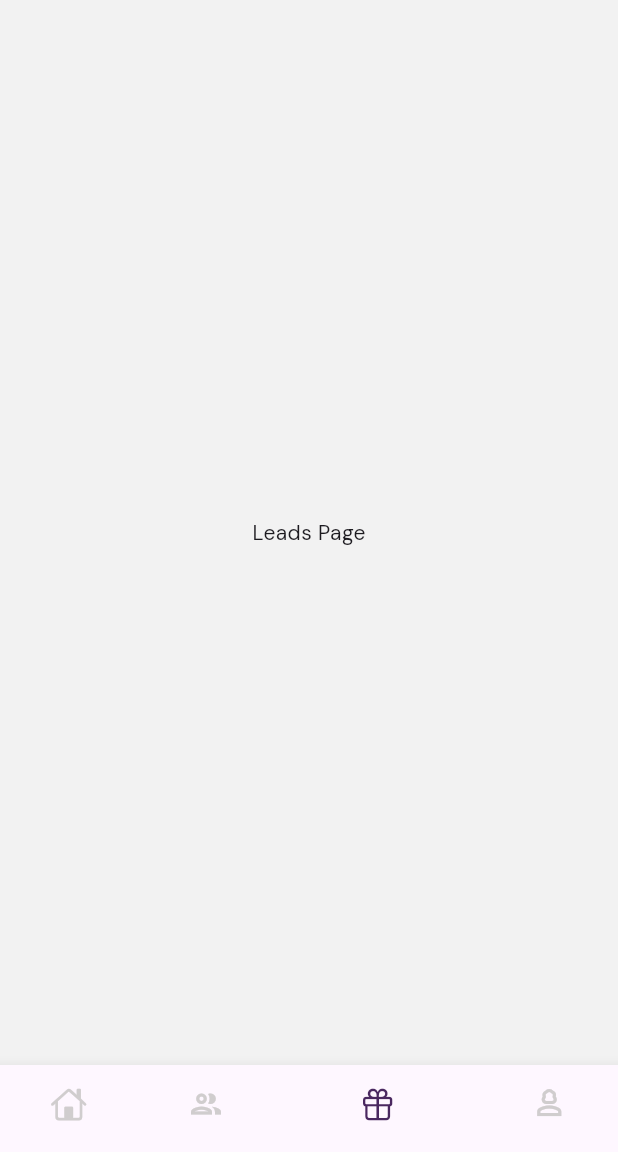
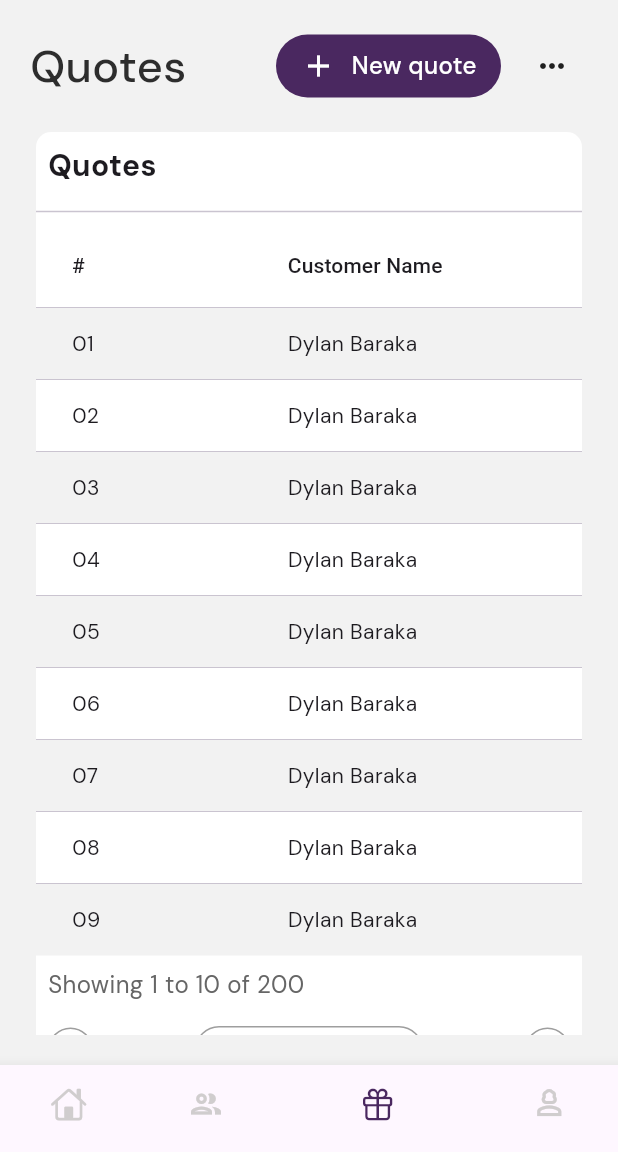
Before and after one commit to ekbaya/denstu-lms, a Flutter app: the HomePage screen opened directly, item 3 of the bottom bar chosen, on a phone screen of 412 x 824 dp, the part 84-1236 px from its top. Run offline on Flutter 3.47's test engine with Material 3 defaults, Android fonts, the phone set to English and light mode, and no system bars; drawn by our look-alikes of easy_search_bar; our stand-ins replace charts_flutter, google_fonts, percent_indicator; network calls fail.

Commit message:
leads and quotes

```diff
--- a/lib/constants/colors.dart
+++ b/lib/constants/colors.dart
@@ -12,3 +12,4 @@ Color blueColor = const Color(0xff387EA1);
 Color deepBlueColor = const Color(0xff4339F2);
 Color greenShadeColor = const Color(0xff02A0FC);
 Color creditCardsColor = const Color(0xff59BFA3);
+Color greyColor = const Color(0xff666666);
--- /dev/null
+++ b/lib/models/chartdata.dart
@@ -0,0 +1,6 @@
+class ChartData {
+  final int month;
+  final int value;
+
+  ChartData(this.month, this.value);
+}
--- a/lib/pages/home.dart
+++ b/lib/pages/home.dart
@@ -1,6 +1,8 @@
 import 'package:dentsu_lms/constants/colors.dart';
 import 'package:dentsu_lms/constants/funtions.dart';
 import 'package:dentsu_lms/widgets/home.dart';
+import 'package:dentsu_lms/widgets/leadsPage.dart';
+import 'package:dentsu_lms/widgets/quotes.dart';
 import 'package:flutter/cupertino.dart';
 import 'package:flutter/material.dart';
 import 'package:easy_search_bar/easy_search_bar.dart';
@@ -16,11 +18,11 @@ class HomePage extends StatefulWidget {
 class _HomePageState extends State<HomePage> {
   int _selectedIndex = 0;
 
-  static List<Widget> _widgetOptions = <Widget>[
-    HomeWidget(),
-    Text('Group Page'),
-    Text('Leads Page'),
-    Text('Profile Page'),
+  static final List<Widget> _widgetOptions = <Widget>[
+    const HomeWidget(),
+    const LeadsPage(),
+    const QuotesPage(),
+    const Text('Profile Page'),
   ];
 
   void _onItemTapped(int index) {
--- a/lib/utilities/functions.dart
+++ b/lib/utilities/functions.dart
@@ -13,3 +13,7 @@ Color getColor(String category) {
       return Colors.grey;
   }
 }
+
+bool isEven(int number) {
+  return number % 2 == 0;
+}
--- /dev/null
+++ b/lib/widgets/dataTable.dart
@@ -0,0 +1,162 @@
+import 'package:dentsu_lms/constants/colors.dart';
+import 'package:dentsu_lms/constants/funtions.dart';
+import 'package:dentsu_lms/utilities/functions.dart';
+import 'package:flutter/material.dart';
+
+class DataTableWithPagination extends StatefulWidget {
+  final String title;
+  final String tag;
+  final String person;
+  const DataTableWithPagination(
+      {super.key,
+      required this.title,
+      required this.tag,
+      required this.person});
+
+  @override
+  // ignore: library_private_types_in_public_api
+  _DataTableWithPaginationState createState() =>
+      _DataTableWithPaginationState();
+}
+
+class _DataTableWithPaginationState extends State<DataTableWithPagination> {
+  int currentPage = 1;
+
+  @override
+  Widget build(BuildContext context) {
+    return Container(
+      margin: const EdgeInsets.symmetric(horizontal: 4),
+      decoration: BoxDecoration(
+          color: Colors.white, borderRadius: BorderRadius.circular(10)),
+      child: Column(
+        crossAxisAlignment: CrossAxisAlignment.stretch,
+        children: [
+          Padding(
+            padding: const EdgeInsets.all(8.0),
+            child: Text(
+              widget.title,
+              style: const TextStyle(
+                fontSize: 20.0,
+                fontWeight: FontWeight.bold,
+              ),
+            ),
+          ),
+          const Divider(),
+          DataTable(
+            dividerThickness: 0,
+            columns: const [
+              DataColumn(label: Text('#')),
+              DataColumn(label: Text('Customer Name')),
+            ],
+            rows: List.generate(
+              9,
+              (index) => DataRow(
+                  color: MaterialStateProperty.resolveWith<Color?>(
+                    (Set<MaterialState> states) {
+                      if (isEven(index + 1)) {
+                        return Colors.white;
+                      }
+                      return backgroundColor;
+                    },
+                  ),
+                  cells: [
+                    DataCell(Text('0${index + 1}')),
+                    DataCell(Text(widget.person)),
+                  ]),
+            ),
+          ),
+          Padding(
+            padding: const EdgeInsets.all(8.0),
+            child: Text(
+              "Showing 1 to 10 of 200",
+              style: fontStyle(
+                  fontSize: 16, color: greyColor, fontWeight: FontWeight.w400),
+            ),
+          ),
+          Padding(
+            padding: const EdgeInsets.all(8.0),
+            child: Row(
+              mainAxisAlignment: MainAxisAlignment.spaceBetween,
+              children: [
+                GestureDetector(
+                  onTap: () {
+                    currentPage > 1
+                        ? () => setState(() => currentPage--)
+                        : null;
+                  },
+                  child: Container(
+                    width: 30,
+                    height: 30,
+                    decoration: BoxDecoration(
+                        shape: BoxShape.circle,
+                        color: Colors.white, // Change color as needed
+                        border: Border.all(color: Colors.grey)),
+                    child: const Center(
+                      child: Icon(
+                        Icons.arrow_back_ios,
+                        size: 15,
+                      ),
+                    ),
+                  ),
+                ),
+                Container(
+                  padding:
+                      const EdgeInsets.symmetric(horizontal: 5, vertical: 5),
+                  decoration: BoxDecoration(
+                    border: Border.all(color: Colors.grey),
+                    borderRadius: BorderRadius.circular(20),
+                  ),
+                  child: Row(
+                    mainAxisSize: MainAxisSize.min,
+                    children: List.generate(
+                      5, // Total pages
+                      (index) => Padding(
+                        padding: const EdgeInsets.symmetric(horizontal: 4.0),
+                        child: CircleAvatar(
+                          radius: 10,
+                          backgroundColor: currentPage == index + 1
+                              ? primaryColor
+                              : Colors.white,
+                          child: Text(
+                            '${index + 1}',
+                            style: TextStyle(
+                                color: currentPage == index + 1
+                                    ? Colors.white
+                                    : Colors.black,
+                                fontSize: currentPage == index + 1 ? 8 : 16),
+                          ),
+                        ),
+                      ),
+                    ),
+                  ),
+                ),
+                GestureDetector(
+                  onTap: () {
+                    currentPage < 5
+                        ? () => setState(() => currentPage++)
+                        : null;
+                  },
+                  child: Container(
+                    width: 30,
+                    height: 30,
+                    decoration: BoxDecoration(
+                      shape: BoxShape.circle,
+                      color: Colors.white, // Change color as needed
+                      border: Border.all(color: Colors.grey),
+                    ),
+                    child: const Center(
+                      child: Icon(
+                        Icons.arrow_forward_ios,
+                        size: 15,
+                      ),
+                    ),
+                  ),
+                ),
+              ],
+            ),
+          ),
+        ],
+      ),
+    );
+  }
+}
--- /dev/null
+++ b/lib/widgets/quotes.dart
@@ -0,0 +1,39 @@
+import 'package:dentsu_lms/constants/funtions.dart';
+import 'package:flutter/material.dart';
+
+import 'dataTable.dart';
+import 'titleBar.dart';
+
+class QuotesPage extends StatelessWidget {
+  const QuotesPage({super.key});
+
+  @override
+  Widget build(BuildContext context) {
+    return Container(
+      margin: const EdgeInsets.all(20.0),
+      width: getWidth(context),
+      height: getHeight(context),
+      child: SingleChildScrollView(
+        child: Column(
+          mainAxisAlignment: MainAxisAlignment.start,
+          crossAxisAlignment: CrossAxisAlignment.start,
+          children: [
+            PageTitleBar(
+              title: 'Quotes',
+              buttonText: 'New quote',
+              onAddButtonClicked: () {},
+            ),
+            const SizedBox(
+              height: 20,
+            ),
+            const DataTableWithPagination(
+              title: 'Quotes',
+              tag: 'quotes',
+              person: 'Dylan Baraka',
+            )
+          ],
+        ),
+      ),
+    );
+  }
+}
--- /dev/null
+++ b/lib/widgets/titleBar.dart
@@ -0,0 +1,90 @@
+import 'package:dentsu_lms/constants/colors.dart';
+import 'package:dentsu_lms/constants/funtions.dart';
+import 'package:flutter/foundation.dart';
+import 'package:flutter/material.dart';
+import 'package:flutter/widgets.dart';
+
+class PageTitleBar extends StatelessWidget {
+  final String title;
+  final String buttonText;
+  final Function onAddButtonClicked;
+  const PageTitleBar({
+    super.key,
+    required this.title,
+    required this.buttonText,
+    required this.onAddButtonClicked,
+  });
+
+  @override
+  Widget build(BuildContext context) {
+    return Row(
+      mainAxisAlignment: MainAxisAlignment.spaceBetween,
+      children: [
+        Text(
+          title,
+          style: fontStyle(
+              fontSize: 30, fontWeight: FontWeight.w500, color: textColor),
+        ),
+        Row(
+          mainAxisSize: MainAxisSize.min,
+          children: [
+            GestureDetector(
+              onTap: () => onAddButtonClicked.call(),
+              child: Container(
+                width: 150,
+                height: 42,
+                decoration: BoxDecoration(
+                  color: primaryColor,
+                  borderRadius: BorderRadius.circular(90),
+                ),
+                child: Center(
+                  child: Row(
+                    mainAxisSize: MainAxisSize.min,
+                    children: [
+                      const Icon(
+                        Icons.add,
+                        color: Colors.white,
+                      ),
+                      const SizedBox(
+                        width: 10,
+                      ),
+                      Text(
+                        buttonText,
+                        style: fontStyle(color: Colors.white, fontSize: 16),
+                      )
+                    ],
+                  ),
+                ),
+              ),
+            ),
+            const SizedBox(
+              width: 10,
+            ),
+            PopupMenuButton<String>(
+              icon: const Icon(Icons.more_horiz),
+              onSelected: (String value) {
+                if (kDebugMode) {
+                  print('Selected: $value');
+                }
+              },
+              itemBuilder: (BuildContext context) => <PopupMenuEntry<String>>[
+                const PopupMenuItem<String>(
+                  value: 'option1',
+                  child: Text('Option 1'),
+                ),
+                const PopupMenuItem<String>(
+                  value: 'option2',
+                  child: Text('Option 2'),
+                ),
+                const PopupMenuItem<String>(
+                  value: 'option3',
+                  child: Text('Option 3'),
+                ),
+              ],
+            ),
+          ],
+        )
+      ],
+    );
+  }
+}
```
Also changed, not shown: lib/widgets/home.dart (+12 -0 lines), lib/widgets/leads.dart (+54 -0 lines), lib/widgets/leadsPage.dart (added, +44 -0 lines), lib/widgets/totalProducts.dart (+10 -3 lines), 2 other files.
